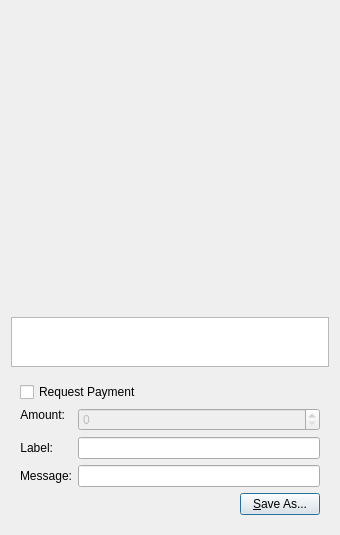
Old version of the form src/qt/forms/qrcodedialog.ui in the repository cryptovein/ZedCoin.
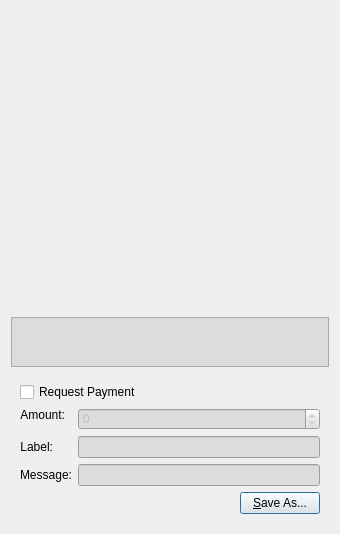
New version of the form. Custom widgets are drawn as their Qt base class.

Diff of the .ui file:
```diff
--- a/src/qt/forms/qrcodedialog.ui
+++ b/src/qt/forms/qrcodedialog.ui
@@ -53,6 +53,9 @@
        <height>50</height>
       </size>
      </property>
+     <property name="styleSheet">
+      <string notr="true">background-color: rgb(220, 220, 220);</string>
+     </property>
      <property name="tabChangesFocus">
       <bool>true</bool>
      </property>
@@ -96,7 +99,11 @@
          </widget>
         </item>
         <item row="1" column="1">
-         <widget class="QLineEdit" name="lnLabel"/>
+         <widget class="QLineEdit" name="lnLabel">
+          <property name="styleSheet">
+           <string notr="true">background-color: rgb(220, 220, 220);</string>
+          </property>
+         </widget>
         </item>
         <item row="2" column="0">
          <widget class="QLabel" name="lblMessage">
@@ -115,7 +122,11 @@
          </widget>
         </item>
         <item row="2" column="1">
-         <widget class="QLineEdit" name="lnMessage"/>
+         <widget class="QLineEdit" name="lnMessage">
+          <property name="styleSheet">
+           <string notr="true">background-color: rgb(220, 220, 220);</string>
+          </property>
+         </widget>
         </item>
         <item row="0" column="0">
          <widget class="QLabel" name="lblAmount">
@@ -150,6 +161,9 @@
             <height>0</height>
            </size>
           </property>
+          <property name="styleSheet">
+           <string notr="true">background-color: rgb(220, 220, 220);</string>
+          </property>
          </widget>
         </item>
        </layout>
```
